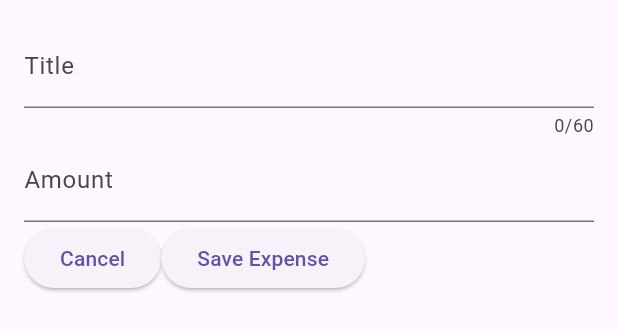
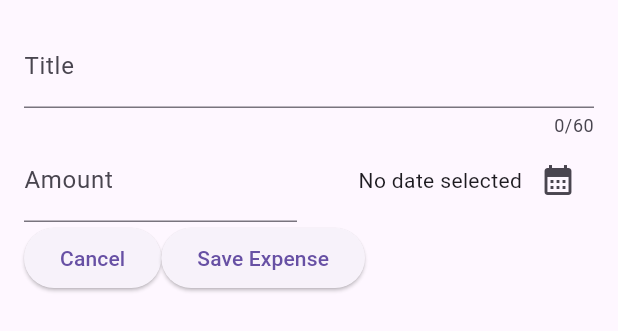
Before and after one commit to Shahmahdi/expense_tracker_flutter, a Flutter app: the NewExpenseForm widget shown alone on an empty page, opened directly, on a phone screen of 412 x 824 dp. Shown: the top 331 px of the screen. Run offline on Flutter 3.47's test engine with Material 3 defaults, Android fonts, the phone set to English and light mode, and no system bars.

Commit message:
date picker added

```diff
--- a/lib/widgets/expenses/new_expense_form.dart
+++ b/lib/widgets/expenses/new_expense_form.dart
@@ -1,4 +1,7 @@
 import 'package:flutter/material.dart';
+import 'package:intl/intl.dart';
+
+final formatter = DateFormat.yMd();
 
 class NewExpenseForm extends StatefulWidget {
   const NewExpenseForm({super.key});
@@ -12,12 +15,27 @@ class NewExpenseForm extends StatefulWidget {
 class _NewExpenseFormState extends State<NewExpenseForm> {
   final _titleController = TextEditingController();
   final _amountController = TextEditingController();
+  DateTime? _selectedDate;
 
   @override
   void dispose() {
     _titleController.dispose();
     _amountController.dispose();
     super.dispose();
+  }
+
+  void _presetDatePicker() async {
+    final now = DateTime.now();
+    final firstDate = DateTime(now.year - 1, now.month, now.day);
+    final pickedDate = await showDatePicker(
+      context: context,
+      initialDate: now,
+      firstDate: firstDate,
+      lastDate: now,
+    );
+    setState(() {
+      _selectedDate = pickedDate;
+    });
   }
 
   @override
@@ -33,13 +51,37 @@ class _NewExpenseFormState extends State<NewExpenseForm> {
               label: Text("Title"),
             ),
           ),
-          TextField(
+          Row(
+            children: [
+              Expanded(
+                child: TextField(
                   controller: _amountController,
                   keyboardType: TextInputType.number,
                   decoration: const InputDecoration(
                     prefixText: '\$ ',
                     label: Text("Amount"),
                   ),
+                ),
+              ),
+              const SizedBox(width: 16),
+              Expanded(
+                child: Row(
+                  mainAxisAlignment: MainAxisAlignment.end,
+                  crossAxisAlignment: CrossAxisAlignment.center,
+                  children: [
+                    Text(
+                      _selectedDate == null
+                          ? "No date selected"
+                          : formatter.format(_selectedDate!),
+                    ),
+                    IconButton(
+                      onPressed: _presetDatePicker,
+                      icon: const Icon(Icons.calendar_month),
+                    )
+                  ],
+                ),
+              )
+            ],
           ),
           Row(
             children: [
```
Lines whose indentation alone changed are shown as unchanged.
